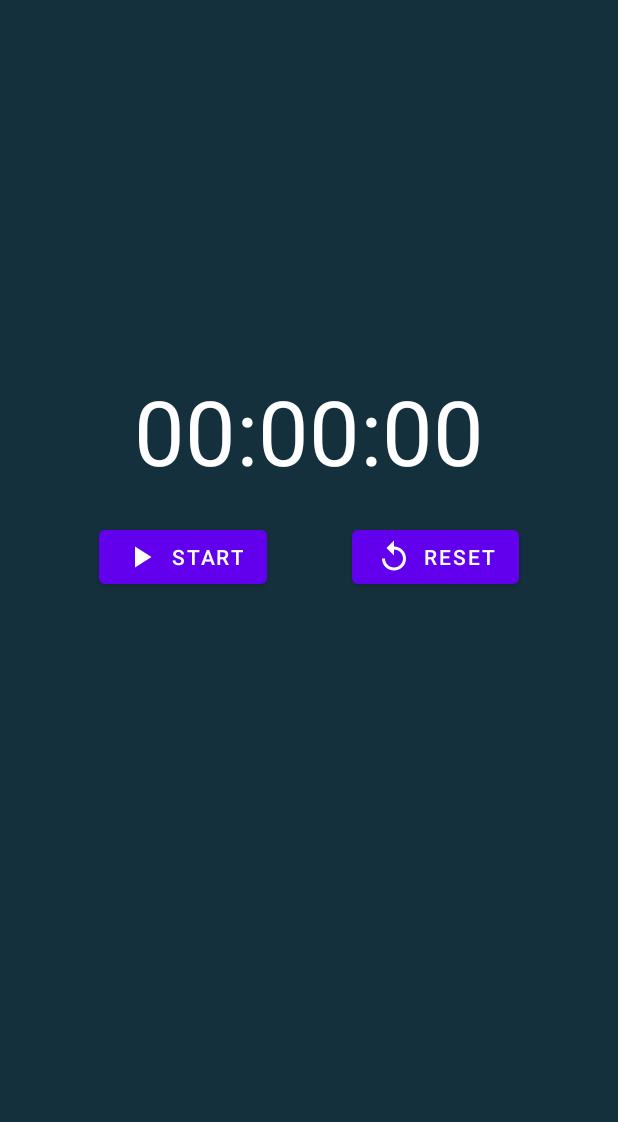
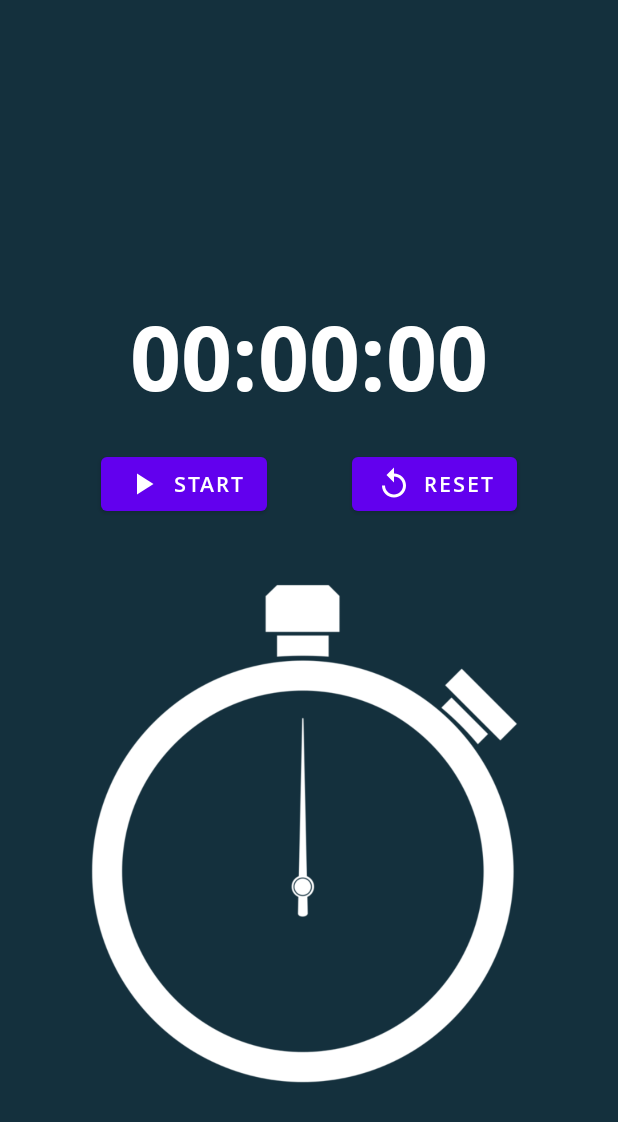
Before and after one commit to chehutchinsonserju/clock-app, an Android app: the HomeActivity screen opened directly, with no data from a screen before it, after a tap on "Magic button to move to stopwatch", on a phone screen of 412 x 824 dp. Shown: the top 1122 px of the screen. Run offline under Robolectric (Android 15) with nearby library versions, the phone set to English and light mode, and no system bars.

Commit message:
finalized optimizations
Sorted out the rest somewhat

Co-Authored-By: Che <91333665+chehutchinsonserju@users.noreply.github.com>

```diff
--- a/fko/app/src/main/java/com/example/lastattempt/HomeActivity.kt
+++ b/fko/app/src/main/java/com/example/lastattempt/HomeActivity.kt
@@ -43,12 +43,8 @@ class HomeActivity : AppCompatActivity(){
             switchActivity("Timer")
         }
         val alarm = findViewById<FloatingActionButton>(R.id.alarmbtn)
-        alarm.setOnClickListener{
+        alarm.setOnClickListener {
             switchActivity("Alarm")
-        }
-        val global = findViewById<FloatingActionButton>(R.id.globalbtn)
-        global.setOnClickListener{
-            switchActivity("Global")
         }
     }
 
--- a/fko/app/src/main/java/com/example/lastattempt/Utilities/AlarmReceiver.kt
+++ b/fko/app/src/main/java/com/example/lastattempt/Utilities/AlarmReceiver.kt
@@ -8,12 +8,13 @@ import android.content.Intent
 import android.media.RingtoneManager
 import androidx.core.app.NotificationCompat
 import androidx.core.app.NotificationManagerCompat
+import com.example.lastattempt.AlarmActivity
 import com.example.lastattempt.R
 
 class AlarmReceiver : BroadcastReceiver() {
     override fun onReceive(context: Context?, intent: Intent?) {
 
-        val i = Intent(context,DestinationActivity::class.java)
+        val i = Intent(context,AlarmActivity::class.java)
         intent!!.flags = Intent.FLAG_ACTIVITY_NEW_TASK or Intent.FLAG_ACTIVITY_CLEAR_TASK
         val pendingIntent = PendingIntent.getActivity(context,0,i,0)
 
--- a/fko/app/src/main/res/layout/activity_splash.xml
+++ b/fko/app/src/main/res/layout/activity_splash.xml
@@ -18,6 +18,7 @@
         android:shadowDy="5"
         android:shadowRadius="20"
         android:text="@string/get_started"
+        android:fontFamily="@font/osextrabold"
         app:backgroundTint="@color/teal_200"
         app:layout_constraintBottom_toBottomOf="parent"
         app:layout_constraintEnd_toEndOf="parent"
--- a/fko/app/src/main/res/layout/activity_stopwatch.xml
+++ b/fko/app/src/main/res/layout/activity_stopwatch.xml
@@ -18,12 +18,14 @@
         android:textColor="@color/white"
         android:textSize="60sp"
         android:textAlignment="center"
-        android:layout_marginBottom="250sp"
+        android:layout_marginBottom="350sp"
+        android:fontFamily="@font/osbold"
         app:layout_constraintTop_toTopOf="parent"
         app:layout_constraintBottom_toBottomOf="parent"/>
 
 
     <androidx.constraintlayout.widget.ConstraintLayout
+        android:id="@+id/constraintLayout"
         android:layout_width="match_parent"
         android:layout_height="wrap_content"
         android:padding="10dp"
@@ -34,6 +36,7 @@
             android:id="@+id/btnStartStop"
             android:layout_width="wrap_content"
             android:layout_height="wrap_content"
+            android:fontFamily="@font/ossemibold"
             android:text="@string/start"
             app:icon="@drawable/playicon"
             app:layout_constraintBottom_toBottomOf="parent"
@@ -46,6 +49,7 @@
             android:id="@+id/btnReset"
             android:layout_width="wrap_content"
             android:layout_height="wrap_content"
+            android:fontFamily="@font/ossemibold"
             android:text="@string/reset"
             app:icon="@drawable/reseticon"
             app:layout_constraintBottom_toBottomOf="parent"
@@ -56,6 +60,13 @@
 
     </androidx.constraintlayout.widget.ConstraintLayout>
 
+    <ImageView
+        android:layout_width="400sp"
+        android:layout_height="400sp"
+        android:src="@drawable/stopwatchicon"
+        app:layout_constraintEnd_toEndOf="parent"
+        app:layout_constraintStart_toStartOf="parent"
+        app:layout_constraintTop_toBottomOf="@+id/constraintLayout" />
 
 
 </androidx.constraintlayout.widget.ConstraintLayout>
--- a/fko/app/src/main/res/layout/alarm_activity.xml
+++ b/fko/app/src/main/res/layout/alarm_activity.xml
@@ -14,9 +14,9 @@
         android:id="@+id/selectedTime"
         android:layout_marginTop="200dp"
         android:text="@string/sample_alarm_time"
+        android:fontFamily="@font/osbolditalic"
         android:textAlignment="center"
         android:textColor="@color/white"
-        android:textStyle="bold|italic"
         android:textSize="46sp"/>
 
     <Button
@@ -26,6 +26,7 @@
         android:layout_marginHorizontal="26dp"
         android:layout_marginTop="36dp"
         android:text="@string/select_time"
+        android:fontFamily="@font/osbold"
         android:textSize="26sp" />
 
     <Button
@@ -35,6 +36,7 @@
         android:layout_marginHorizontal="26dp"
         android:layout_marginTop="36dp"
         android:text="@string/set_alarm"
+        android:fontFamily="@font/osbold"
         android:textSize="26sp" />
 
     <Button
@@ -44,5 +46,6 @@
         android:layout_marginHorizontal="26dp"
         android:layout_marginTop="36dp"
         android:text="@string/cancel_alarm"
+        android:fontFamily="@font/osbold"
         android:textSize="26sp" />
 </LinearLayout>
--- a/fko/app/src/main/res/layout/fragment_first.xml
+++ b/fko/app/src/main/res/layout/fragment_first.xml
@@ -13,6 +13,7 @@
         android:layout_height="wrap_content"
         android:textAppearance="@style/TextAppearance.AppCompat.Large"
         android:textSize="80sp"
+        android:fontFamily="@font/osbold"
         android:textColor="@color/white"
         app:layout_constraintBottom_toBottomOf="parent"
         app:layout_constraintEnd_toEndOf="parent"
```
Also changed, not shown: fko/app/src/main/res/drawable/logo.jpg, fko/app/src/main/res/drawable/stopwatchicon.png (added), fko/app/src/main/res/font/osbold.ttf (added), fko/app/src/main/res/font/osbolditalic.ttf (added), fko/app/src/main/res/font/osextrabold.ttf (added), fko/app/src/main/res/font/osextrabolditalic.ttf (added), fko/app/src/main/res/font/ositalic.ttf (added), fko/app/src/main/res/font/ossemibold.ttf (added).
